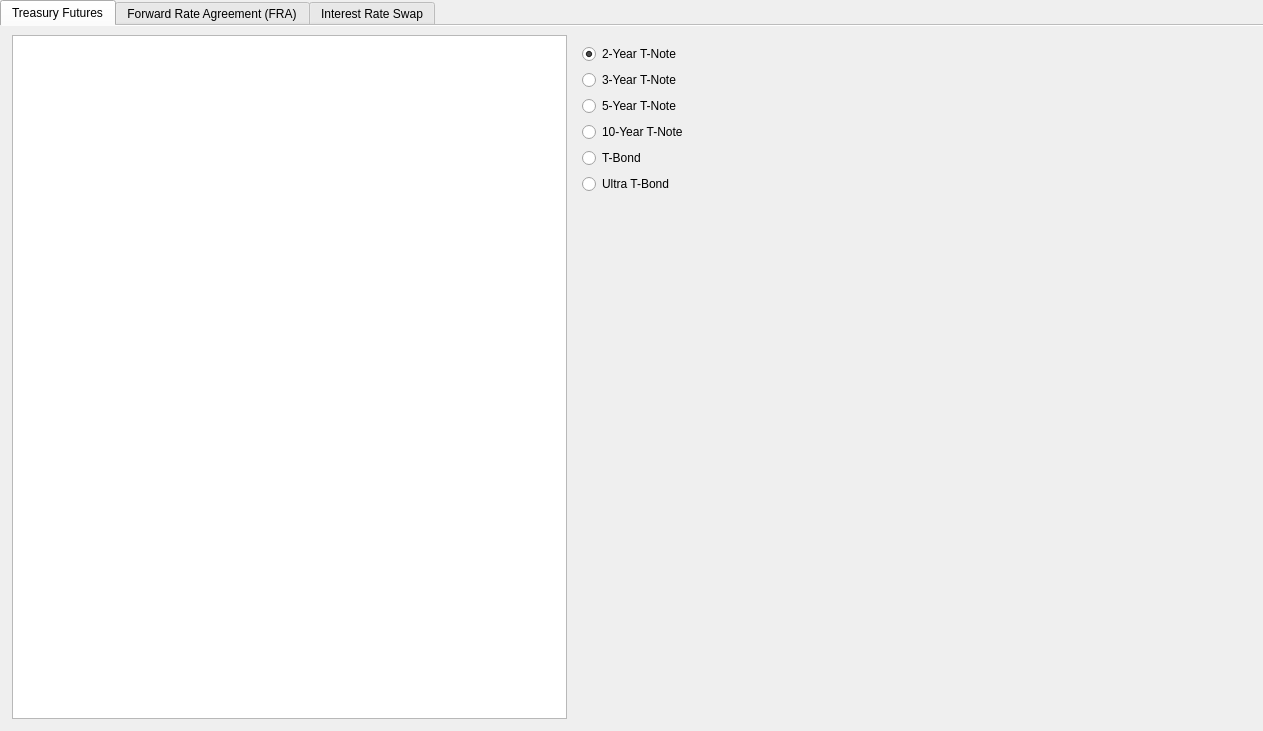
First picture: the form in src/managementwindow.ui, repository mgao6767/brms, before the edit.
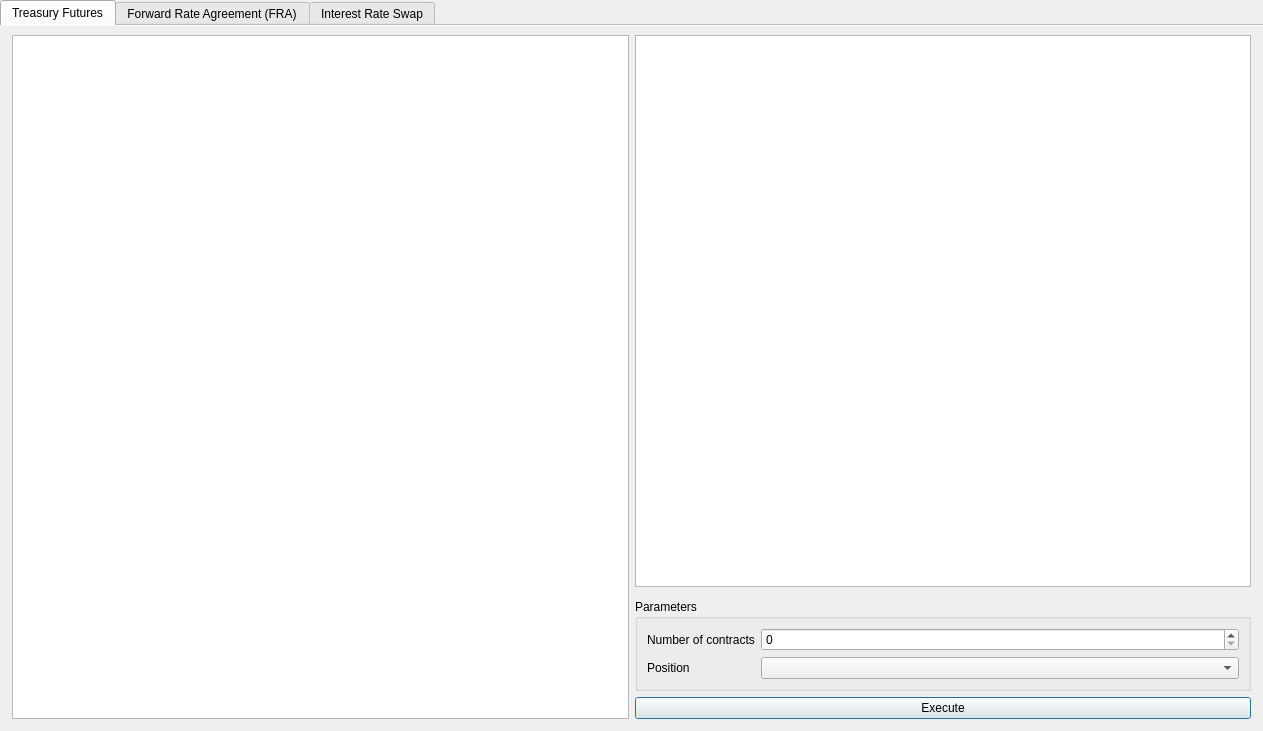
Second picture: the form after the edit.

Commit message: refine description and gui of treasury futures

What changed in the file:
```diff
--- a/src/managementwindow.ui
+++ b/src/managementwindow.ui
@@ -60,85 +60,8 @@
        <property name="bottomMargin">
         <number>12</number>
        </property>
-       <item row="0" column="2">
-        <spacer name="horizontalSpacer">
-         <property name="orientation">
-          <enum>Qt::Horizontal</enum>
-         </property>
-         <property name="sizeHint" stdset="0">
-          <size>
-           <width>40</width>
-           <height>20</height>
-          </size>
-         </property>
-        </spacer>
-       </item>
-       <item row="0" column="1">
-        <widget class="QWidget" name="widget" native="true">
-         <layout class="QVBoxLayout" name="verticalLayout">
-          <item>
-           <widget class="QRadioButton" name="radioButton_2">
-            <property name="text">
-             <string>2-Year T-Note</string>
-            </property>
-            <property name="checked">
-             <bool>true</bool>
-            </property>
-           </widget>
-          </item>
-          <item>
-           <widget class="QRadioButton" name="radioButton_5">
-            <property name="text">
-             <string>3-Year T-Note</string>
-            </property>
-           </widget>
-          </item>
-          <item>
-           <widget class="QRadioButton" name="radioButton_4">
-            <property name="text">
-             <string>5-Year T-Note</string>
-            </property>
-           </widget>
-          </item>
-          <item>
-           <widget class="QRadioButton" name="radioButton">
-            <property name="text">
-             <string>10-Year T-Note</string>
-            </property>
-           </widget>
-          </item>
-          <item>
-           <widget class="QRadioButton" name="radioButton_3">
-            <property name="text">
-             <string>T-Bond</string>
-            </property>
-           </widget>
-          </item>
-          <item>
-           <widget class="QRadioButton" name="radioButton_6">
-            <property name="text">
-             <string>Ultra T-Bond</string>
-            </property>
-           </widget>
-          </item>
-          <item>
-           <spacer name="verticalSpacer">
-            <property name="orientation">
-             <enum>Qt::Vertical</enum>
-            </property>
-            <property name="sizeHint" stdset="0">
-             <size>
-              <width>20</width>
-              <height>40</height>
-             </size>
-            </property>
-           </spacer>
-          </item>
-         </layout>
-        </widget>
-       </item>
-       <item row="0" column="0">
-        <widget class="QTextBrowser" name="treasuryFuturesTextBrowser">
+       <item row="0" column="0" rowspan="4">
+        <widget class="QTextBrowser" name="textBrowserTreasuryFutures">
          <property name="documentTitle">
           <string/>
          </property>
@@ -160,6 +83,84 @@
          </property>
         </widget>
        </item>
+       <item row="3" column="1">
+        <widget class="QPushButton" name="pushButtonTreasuryFutures">
+         <property name="text">
+          <string>Execute</string>
+         </property>
+         <property name="default">
+          <bool>true</bool>
+         </property>
+         <property name="flat">
+          <bool>false</bool>
+         </property>
+        </widget>
+       </item>
+       <item row="2" column="1">
+        <widget class="QGroupBox" name="groupBox">
+         <property name="sizePolicy">
+          <sizepolicy hsizetype="Preferred" vsizetype="Preferred">
+           <horstretch>0</horstretch>
+           <verstretch>0</verstretch>
+          </sizepolicy>
+         </property>
+         <property name="title">
+          <string>Parameters</string>
+         </property>
+         <property name="flat">
+          <bool>false</bool>
+         </property>
+         <property name="checkable">
+          <bool>false</bool>
+         </property>
+         <layout class="QFormLayout" name="formLayout_2">
+          <property name="fieldGrowthPolicy">
+           <enum>QFormLayout::AllNonFixedFieldsGrow</enum>
+          </property>
+          <item row="0" column="0">
+           <widget class="QLabel" name="labelTreasuryFuturesNumberContracts">
+            <property name="text">
+             <string>Number of contracts</string>
+            </property>
+           </widget>
+          </item>
+          <item row="0" column="1">
+           <widget class="QSpinBox" name="spinBoxTreasuryFuturesNumberContracts">
+            <property name="maximum">
+             <number>99999</number>
+            </property>
+           </widget>
+          </item>
+          <item row="1" column="1">
+           <widget class="QComboBox" name="comboBoxTreasuryFuturesPosition">
+            <property name="currentText">
+             <string/>
+            </property>
+            <property name="placeholderText">
+             <string/>
+            </property>
+           </widget>
+          </item>
+          <item row="1" column="0">
+           <widget class="QLabel" name="labelTreasuryFuturesPosition">
+            <property name="text">
+             <string>Position</string>
+            </property>
+           </widget>
+          </item>
+         </layout>
+        </widget>
+       </item>
+       <item row="0" column="1">
+        <widget class="QTreeView" name="treeViewTreasuryFutures">
+         <property name="sizePolicy">
+          <sizepolicy hsizetype="Expanding" vsizetype="Expanding">
+           <horstretch>0</horstretch>
+           <verstretch>0</verstretch>
+          </sizepolicy>
+         </property>
+        </widget>
+       </item>
       </layout>
      </widget>
      <widget class="QWidget" name="tabFRA">
```
The commit also changes 2 other files.
